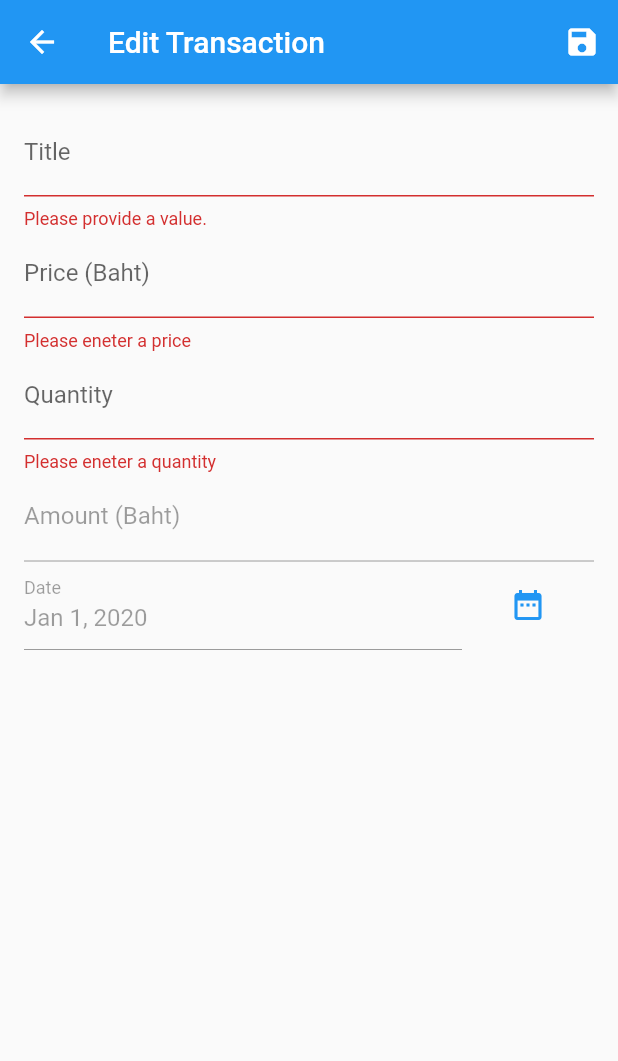
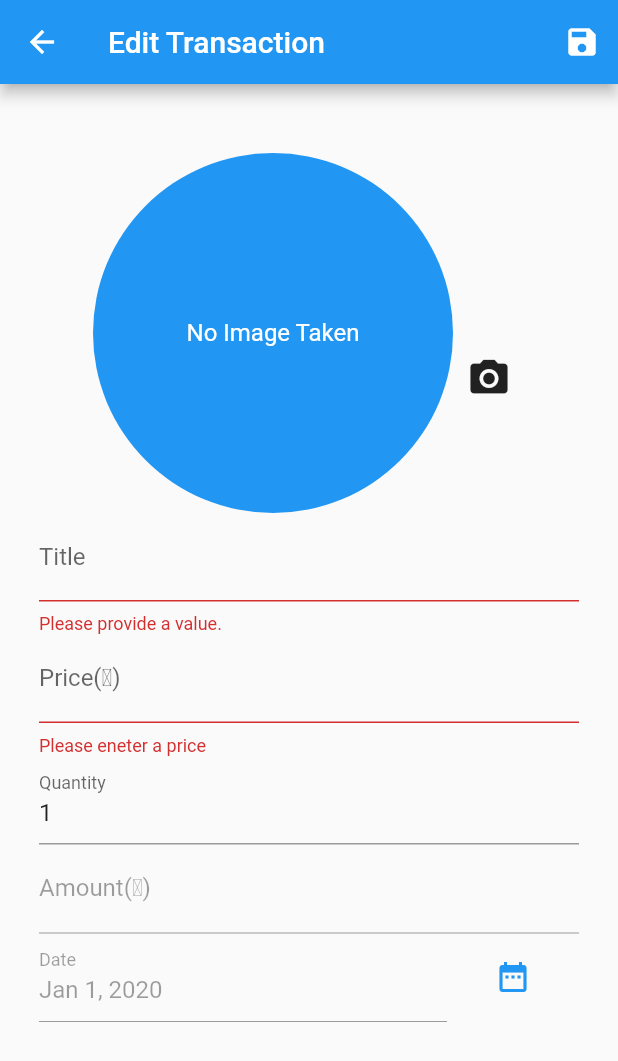
Before and after one commit to rochano/flutter_my_expenses, a Flutter app: the EditTransactionScreen screen opened by its route, after a tap on the "save" icon, on a phone screen of 412 x 824 dp. Shown: the top 1061 px of the screen. Run offline on Flutter 3.47's test engine with Material 2 defaults, Android fonts, the phone set to English and light mode, and no system bars; our stand-ins replace firebase_storage, image_picker; accounts and stored records are empty; network calls fail.

Commit message:
add image

```diff
--- a/lib/providers/transaction.dart
+++ b/lib/providers/transaction.dart
@@ -7,6 +7,11 @@ class Transaction with ChangeNotifier {
   final int quantity;
   final double amount;
   final DateTime date;
+  String image;
+
+  set pickImage(String image) {
+    this.image = image;
+  }
 
   Transaction({
     @required this.id,
@@ -14,6 +19,7 @@ class Transaction with ChangeNotifier {
     @required this.price,
     @required this.quantity,
     @required this.amount,
-    @required this.date
+    @required this.date,
+    this.image
   });
 }
--- a/lib/providers/transactions.dart
+++ b/lib/providers/transactions.dart
@@ -21,8 +21,7 @@ class Transactions with ChangeNotifier {
 
   Future<void> fetchAndSetTransactions([bool filterByUser = false]) async {
     final filterString = '';
-    var url =
-        'https://micro-eye-252307.firebaseio.com/transactions.json';
+    var url = 'https://micro-eye-252307.firebaseio.com/transactions.json';
     try {
       final response = await http.get(url);
       final extractedData = json.decode(response.body) as Map<String, dynamic>;
@@ -38,6 +37,7 @@ class Transactions with ChangeNotifier {
           quantity: trsData['quantity'],
           amount: trsData['amount'],
           date: DateTime.parse(trsData['date']),
+          image: trsData['image'],
         ));
       });
       _items = loadedTransactions;
@@ -48,8 +48,7 @@ class Transactions with ChangeNotifier {
   }
 
   Future<void> addTransaction(Transaction transaction) async {
-    final url =
-        'https://micro-eye-252307.firebaseio.com/transactions.json';
+    final url = 'https://micro-eye-252307.firebaseio.com/transactions.json';
     try {
       final response = await http.post(
         url,
@@ -59,6 +58,7 @@ class Transactions with ChangeNotifier {
           'quantity': transaction.quantity,
           'amount': transaction.amount,
           'date': transaction.date.toIso8601String(),
+          'image': transaction.image
         }),
       );
       final newTransaction = Transaction(
@@ -78,7 +78,7 @@ class Transactions with ChangeNotifier {
 
   Future<void> updateTransaction(String id, Transaction transaction) async {
     final trsIndex = _items.indexWhere((trs) => trs.id == id);
-    if(trsIndex >= 0) {
+    if (trsIndex >= 0) {
       final url =
           'https://micro-eye-252307.firebaseio.com/transactions/$id.json';
       await http.patch(url,
@@ -88,6 +88,7 @@ class Transactions with ChangeNotifier {
             'quantity': transaction.quantity,
             'amount': transaction.amount,
             'date': transaction.date.toIso8601String(),
+            'image': transaction.image,
           }));
       _items[trsIndex] = transaction;
       notifyListeners();
@@ -95,8 +96,7 @@ class Transactions with ChangeNotifier {
   }
 
   Future<void> deleteTransaction(String id) async {
-    final url =
-        'https://micro-eye-252307.firebaseio.com/transactions/$id.json';
+    final url = 'https://micro-eye-252307.firebaseio.com/transactions/$id.json';
     final trsIndex = _items.indexWhere((trs) => trs.id == id);
     var transaction = _items[trsIndex];
     _items.removeAt(trsIndex);
--- a/lib/screens/edit_transaction_screen.dart
+++ b/lib/screens/edit_transaction_screen.dart
@@ -1,5 +1,10 @@
+import 'dart:io';
+
+import 'package:firebase_storage/firebase_storage.dart';
 import 'package:flutter/material.dart';
+import 'package:image_picker/image_picker.dart';
 import 'package:intl/intl.dart';
+import 'package:path/path.dart' as path;
 import 'package:provider/provider.dart';
 
 import '../providers/transaction.dart';
@@ -19,18 +24,25 @@ class _EditTransactionScreenState extends State<EditTransactionScreen> {
   var _amountController = TextEditingController();
   DateTime _selectedDate;
   var _dateController = TextEditingController();
+  File _image;
+  String _imageUrl;
+  final FirebaseStorage _storage =
+      FirebaseStorage(storageBucket: 'gs://micro-eye-252307.appspot.com');
+
   var _editedTransaction = Transaction(
     id: null,
     title: '',
     price: 0,
     quantity: 0,
     amount: 0,
+    date: null,
   );
   var _initValues = {
     'title': '',
     'price': '',
     'quantity': '',
     'amount': '',
+    'image': '',
   };
   var _isInit = true;
   var _isLoading = false;
@@ -47,6 +59,7 @@ class _EditTransactionScreenState extends State<EditTransactionScreen> {
           'price': _editedTransaction.price.toString(),
           'quantity': _editedTransaction.quantity.toString(),
           'amount': _editedTransaction.amount.toString(),
+          'image': _editedTransaction.image,
         };
         _priceController.text = _editedTransaction.price.toString();
         _quantityController.text = _editedTransaction.quantity.toString();
@@ -54,10 +67,15 @@ class _EditTransactionScreenState extends State<EditTransactionScreen> {
         setState(() {
           _selectedDate = _editedTransaction.date;
         });
+        if (_initValues['image'] != null && _initValues['image'].isNotEmpty) {
+          var ref = _storage.ref().child(_initValues['image']);
+          ref.getDownloadURL().then((loc) => setState(() => _imageUrl = loc));
+        }
       } else {
         setState(() {
           _selectedDate = DateTime.now();
         });
+        _quantityController.text = '1';
       }
       _dateController.text = DateFormat.yMMMd().format(_selectedDate);
     }
@@ -70,6 +88,7 @@ class _EditTransactionScreenState extends State<EditTransactionScreen> {
     _priceController.dispose();
     _quantityController.dispose();
     _amountController.dispose();
+    _dateController.dispose();
     super.dispose();
   }
 
@@ -82,6 +101,19 @@ class _EditTransactionScreenState extends State<EditTransactionScreen> {
     setState(() {
       _isLoading = false;
     });
+    _editedTransaction.pickImage = _initValues['image'];
+
+    if (_image != null) {
+      String fileName =
+          _initValues['image'] != null && _initValues['image'].isNotEmpty
+              ? _initValues['image']
+              : path.basename(_image.path);
+      StorageReference firebaseStorageRef = _storage.ref().child(fileName);
+      StorageUploadTask uploadTask = firebaseStorageRef.putFile(_image);
+      StorageTaskSnapshot taskSnapshot = await uploadTask.onComplete;
+      _editedTransaction.pickImage = fileName;
+    }
+
     if (_editedTransaction.id != null) {
       await Provider.of<Transactions>(context, listen: false)
           .updateTransaction(_editedTransaction.id, _editedTransaction);
@@ -130,6 +162,17 @@ class _EditTransactionScreenState extends State<EditTransactionScreen> {
     });
   }
 
+  Future<void> _takePicture() async {
+    final imageFile =
+        await ImagePicker.pickImage(source: ImageSource.camera, maxWidth: 600);
+    if (imageFile == null) {
+      return null;
+    }
+    setState(() {
+      _image = imageFile;
+    });
+  }
+
   @override
   Widget build(BuildContext context) {
     return Scaffold(
@@ -145,11 +188,80 @@ class _EditTransactionScreenState extends State<EditTransactionScreen> {
       body: _isLoading
           ? Center(child: CircularProgressIndicator())
           : Padding(
-              padding: EdgeInsets.all(16.0),
+              padding: const EdgeInsets.all(26.0),
               child: Form(
                 key: _form,
                 child: ListView(
                   children: <Widget>[
+                    Container(
+                      child: Column(
+                        mainAxisAlignment: MainAxisAlignment.start,
+                        children: <Widget>[
+                          SizedBox(
+                            height: 20.0,
+                          ),
+                          Row(
+                            mainAxisAlignment: MainAxisAlignment.center,
+                            children: <Widget>[
+                              Align(
+                                alignment: Alignment.center,
+                                child: CircleAvatar(
+                                  radius: 120,
+                                  backgroundColor:
+                                      Theme.of(context).primaryColor,
+                                  child: ClipOval(
+                                    child: SizedBox(
+                                      width: 230.0,
+                                      height: 230.0,
+                                      child: _image != null
+                                          ? Image.file(
+                                              _image,
+                                              fit: BoxFit.cover,
+                                              width: double.infinity,
+                                            )
+                                          : _initValues['image'] != null &&
+                                                  _initValues['image']
+                                                      .isNotEmpty
+                                              ? (_imageUrl != null &&
+                                                      _imageUrl.isNotEmpty
+                                                  ? Image.network(
+                                                      _imageUrl,
+                                                      fit: BoxFit.cover,
+                                                      width: double.infinity,
+                                                    )
+                                                  : CircularProgressIndicator(
+                                                      backgroundColor:
+                                                          Colors.white,
+                                                    ))
+                                              : Padding(
+                                                  padding:
+                                                      EdgeInsets.only(top: 105),
+                                                  child: Text(
+                                                    'No Image Taken',
+                                                    style: TextStyle(
+                                                        color: Colors.white),
+                                                    textAlign: TextAlign.center,
+                                                  ),
+                                                ),
+                                    ),
+                                  ),
+                                ),
+                              ),
+                              Padding(
+                                padding: EdgeInsets.only(top: 60.0),
+                                child: IconButton(
+                                  icon: Icon(
+                                    Icons.camera_alt,
+                                    size: 30.0,
+                                  ),
+                                  onPressed: _takePicture,
+                                ),
+                              ),
+                            ],
+                          )
+                        ],
+                      ),
+                    ),
                     TextFormField(
                       initialValue: _initValues['title'],
                       decoration: InputDecoration(labelText: 'Title'),
@@ -172,7 +284,7 @@ class _EditTransactionScreenState extends State<EditTransactionScreen> {
                     ),
                     TextFormField(
                       //initialValue: _initValues['price'],
-                      decoration: InputDecoration(labelText: 'Price (Baht)'),
+                      decoration: InputDecoration(labelText: 'Price(\u0e3f)'),
                       textInputAction: TextInputAction.next,
                       keyboardType: TextInputType.numberWithOptions(),
                       validator: (value) {
@@ -241,7 +353,7 @@ class _EditTransactionScreenState extends State<EditTransactionScreen> {
                       },
                     ),
                     TextFormField(
-                      decoration: InputDecoration(labelText: 'Amount (Baht)'),
+                      decoration: InputDecoration(labelText: 'Amount(\u0e3f)'),
                       enabled: false,
                       controller: _amountController,
                       onSaved: (value) {
@@ -286,7 +398,7 @@ class _EditTransactionScreenState extends State<EditTransactionScreen> {
                           )
                         ],
                       ),
-                    )
+                    ),
                   ],
                 ),
               )),
--- a/lib/screens/transaction_screen.dart
+++ b/lib/screens/transaction_screen.dart
@@ -48,7 +48,6 @@ class TransactionScreen extends StatelessWidget {
                                 trsData.items[i].title,
                                 trsData.items[i].amount,
                                 trsData.items[i].date),
-                            Divider(),
                           ],
                         ),
                       ),
--- a/lib/widgets/transaction_item.dart
+++ b/lib/widgets/transaction_item.dart
@@ -15,18 +15,12 @@ class TransactionItem extends StatelessWidget {
   @override
   Widget build(BuildContext context) {
     final scaffold = Scaffold.of(context);
-    return Card(
-      elevation: 5,
-      margin: EdgeInsets.symmetric(
-        vertical: 8,
-        horizontal: 5,
-      ),
-      child: ListTile(
+    return ListTile(
       leading: CircleAvatar(
         radius: 30,
         child: Padding(
           padding: const EdgeInsets.all(6),
-            child: FittedBox(child: Text('${amount.toStringAsFixed(2)}')),
+          child: FittedBox(child: Text('\u0e3f${amount.toStringAsFixed(2)}')),
         ),
       ),
       title: Text(
@@ -67,7 +61,6 @@ class TransactionItem extends StatelessWidget {
           ],
         ),
       ),
-      ),
     );
   }
 }
--- a/pubspec.yaml
+++ b/pubspec.yaml
@@ -22,6 +22,9 @@ dependencies:
   provider: ^3.0.0
   http: ^0.12.0+2
   intl: ^0.16.0
+  image_picker: ^0.6.2+3
+  firebase_storage: ^3.1.1
+  path: ^1.6.4
 
 
   # The following adds the Cupertino Icons font to your application.
```
Also changed, not shown: pubspec.lock, 10 other files. Lines whose indentation alone changed are shown as unchanged.
